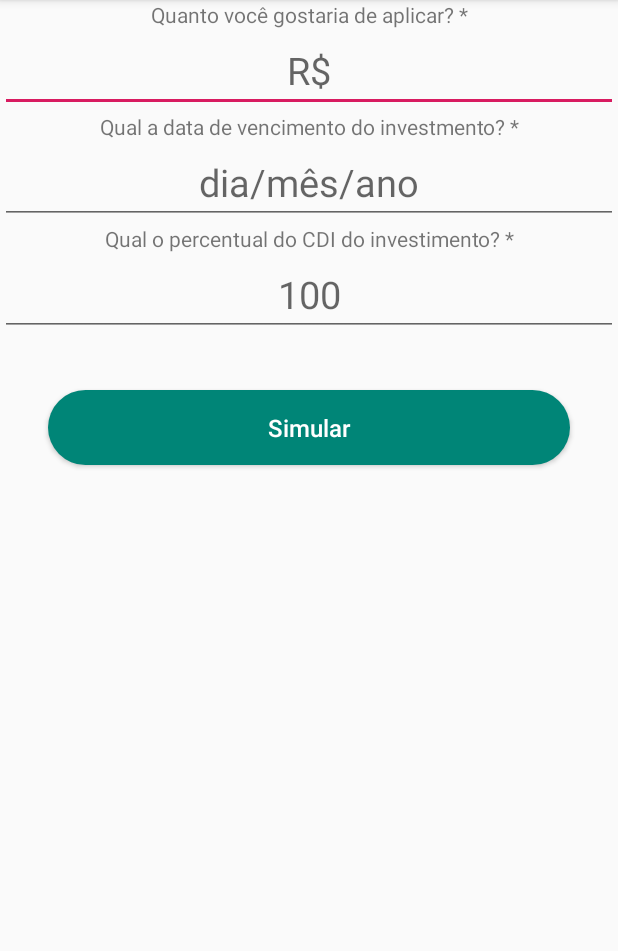
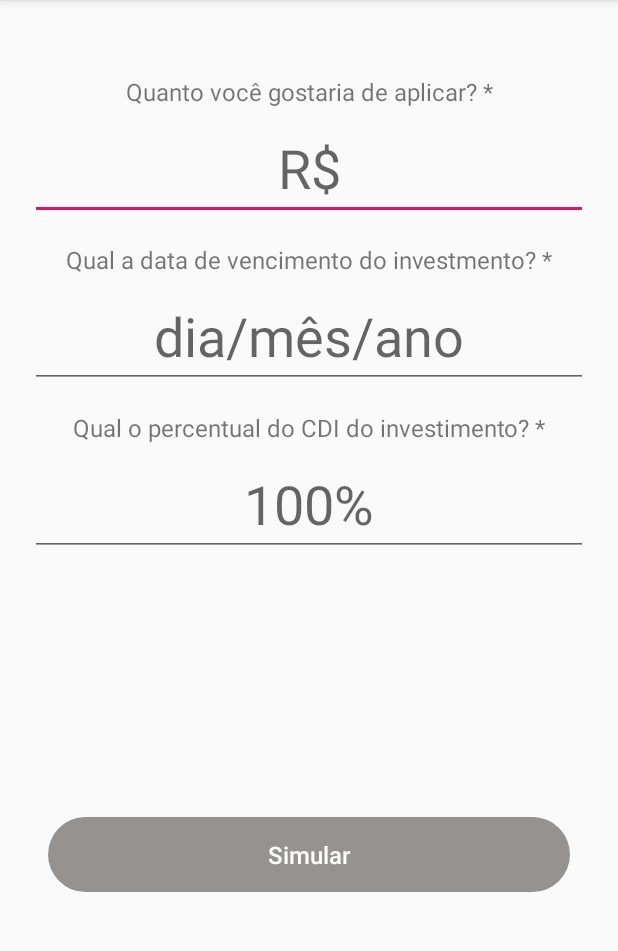
Before and after one commit to douglascarvalho/investment-simulator, an Android app: the screen it shows after launch (SimulateActivity), on a phone screen of 412 x 824 dp, the part 84-1035 px from its top. Run offline under Robolectric (Android 15) with nearby library versions, the phone set to English and light mode, and no system bars.

Commit message:
Add validators for simulate form

```diff
--- a/feature/simulation/src/main/java/com/doug/simulation/simulate/SimulateActivity.kt
+++ b/feature/simulation/src/main/java/com/doug/simulation/simulate/SimulateActivity.kt
@@ -1,13 +1,21 @@
 package com.doug.simulation.simulate
 
 import android.os.Bundle
+import android.widget.Button
+import android.widget.EditText
 import androidx.lifecycle.Observer
 import com.doug.simulation.R
 import com.doug.simulation.simulate.injection.initializeSimulateModule
-import com.douglas.core.BaseActivity
+import com.douglas.core.*
 import org.koin.androidx.viewmodel.ext.android.viewModel
 
-class SimulateActivity : BaseActivity() {
+class SimulateActivity : BaseActivity(), FormValidation{
+
+    private val amount: EditText by bindView(R.id.amount)
+    private val maturityDate: EditText by bindView(R.id.maturity_date)
+    private val rate: EditText by bindView(R.id.rate)
+
+    private val simulateButton: Button by bindView(R.id.simulate)
 
     private val simulateViewModel: SimulateViewModel by viewModel()
 
@@ -21,7 +29,14 @@ class SimulateActivity : BaseActivity() {
 
         observeViewModel()
 
+        setupSimulateForm()
         setupSimulateButton()
+    }
+
+    private fun setupSimulateForm() {
+        amount.setupBrazilianCurrencyFormat(this)
+        maturityDate.setupDateFormat(this)
+        rate.setupPercentFormat(this)
     }
 
     private fun observeViewModel() {
@@ -30,7 +45,35 @@ class SimulateActivity : BaseActivity() {
         })
     }
 
+    override fun validate() {
+        simulateButton.isEnabled = isValidAmount() && isValidRate() && isValidDate()
+    }
+
+    private fun isValidAmount() : Boolean {
+        val value = amount.text.toString().replace("R$", "")
+            .replace(".", "")
+            .replace(",", "")
+
+        return when (value.toFloatOrNull()) {
+            null -> false
+            else -> value.toFloat() / HUNDRED > 0.00
+        }
+    }
+
+    private fun isValidRate() = when (rate.text.toString().toIntOrNull()) {
+        null -> false
+        else -> true
+    }
+
+    private fun isValidDate() = maturityDate.text.toString().isValidDate()
+
     private fun setupSimulateButton() {
-        simulateViewModel.simulate()
+        simulateButton.onClick {
+            simulateViewModel.simulate(
+                amount.text.toString().toServerCurrency(),
+                maturityDate.text.toString().toServerDate(),
+                rate.text.toString()
+            )
+        }
     }
 }
--- a/feature/simulation/src/main/java/com/doug/simulation/simulate/SimulateViewModel.kt
+++ b/feature/simulation/src/main/java/com/doug/simulation/simulate/SimulateViewModel.kt
@@ -8,7 +8,6 @@ import com.douglas.core.BaseViewModel
 import kotlinx.coroutines.launch
 import java.math.BigDecimal
 
-
 class SimulateViewModel(
     private val simulateRepository: SimulateRepository
 ) : BaseViewModel() {
@@ -16,9 +15,16 @@ class SimulateViewModel(
     private val state = MutableLiveData<SimulateViewState>()
     val viewState: LiveData<SimulateViewState> = state
 
-    fun simulate() {
+    fun simulate(
+        amount: Double,
+        maturityDate: String,
+        rate: String
+    ) {
         launch {
-            val request = SimulationRequest(BigDecimal(3232), "CDI", 123, false, "2023-03-03")
+            val request = SimulationRequest(
+                investedAmount = BigDecimal(amount), rate = rate, maturityDate = maturityDate
+            )
+
             val simulationResponse = simulateRepository.simulate(request)
 
             state.value = SimulateViewState.Success
--- a/feature/simulation/src/main/java/com/doug/simulation/simulate/data/SimulateApi.kt
+++ b/feature/simulation/src/main/java/com/doug/simulation/simulate/data/SimulateApi.kt
@@ -1,26 +1,18 @@
 package com.doug.simulation.simulate.data
 
 import retrofit2.http.GET
-import retrofit2.http.Path
 import retrofit2.http.Query
 import java.math.BigDecimal
-import java.util.*
-
-private const val INVESTED_AMOUNT = "investedAmount"
-private const val INDEX = "index"
-private const val RATE = "rate"
-private const val TAX_FREE = "isTaxFree"
-private const val MATURITY_DATE = "maturityDate"
 
 interface SimulateApi {
 
     @GET("/calculator/simulate/")
     suspend fun simulate(
-        @Query(INVESTED_AMOUNT) investedAmount: BigDecimal,
-        @Query(INDEX) index: String,
-        @Query(RATE) rate: Int,
-        @Query(TAX_FREE) taxFree: Boolean,
-        @Query(MATURITY_DATE) maturityDate: String
+        @Query("investedAmount") investedAmount: BigDecimal,
+        @Query("index") index: String,
+        @Query("rate") rate: String,
+        @Query("isTaxFree") taxFree: Boolean,
+        @Query("maturityDate") maturityDate: String
     ): SimulationResponse
 
 }
--- a/feature/simulation/src/main/java/com/doug/simulation/simulate/data/SimulationRequest.kt
+++ b/feature/simulation/src/main/java/com/doug/simulation/simulate/data/SimulationRequest.kt
@@ -1,20 +1,11 @@
 package com.doug.simulation.simulate.data
 
 import java.math.BigDecimal
-import java.util.Date
 
 data class SimulationRequest(
     val investedAmount: BigDecimal,
-    val index: String,
-    val rate: Int,
-    val isTaxFree: Boolean,
+    val index: String = "CDI",
+    val rate: String,
+    val isTaxFree: Boolean = false,
     val maturityDate: String
 )
-
-/**
-investedAmount = 32323.0                 // Valor a investir em reais
-index = "CDI"                            // Índice, por enquanto só CDI disponível
-rate = 123                               // Percentual do papel
-isTaxFree = false                        // Isento de IR, por enquanto só falso
-maturityDate = "2023-03-03"              // Data do vencimento, no formato ano-mes-dia
-*/
--- a/feature/simulation/src/main/res/layout/activity_simulate.xml
+++ b/feature/simulation/src/main/res/layout/activity_simulate.xml
@@ -3,87 +3,92 @@
     xmlns:android="http://schemas.android.com/apk/res/android"
     xmlns:tools="http://schemas.android.com/tools"
     xmlns:app="http://schemas.android.com/apk/res-auto"
+    android:layout_gravity="center_vertical"
     android:layout_width="match_parent"
     android:layout_height="match_parent">
 
     <TextView
+        style="@style/simulateLabelStyle"
         android:id="@+id/amount_label"
         android:layout_width="0dp"
         android:layout_height="wrap_content"
+        android:layout_marginTop="50dp"
         app:layout_constraintTop_toTopOf="parent"
         app:layout_constraintStart_toStartOf="parent"
         app:layout_constraintEnd_toEndOf="parent"
         android:gravity="center_horizontal"
-        android:text="Quanto você gostaria de aplicar? *"
+        android:text="@string/how_much_to_invest"
         />
 
     <EditText
-        android:id="@+id/amount_layout"
+        style="@style/simulateInputStyle"
+        android:id="@+id/amount"
         android:layout_width="0dp"
         android:layout_height="wrap_content"
-        android:hint="R$"
-        android:gravity="center_horizontal"
+        android:hint="@string/amount_hint"
         app:layout_constraintStart_toStartOf="parent"
         app:layout_constraintEnd_toEndOf="parent"
         app:layout_constraintTop_toBottomOf="@id/amount_label"
-        android:textSize="25dp" />
+        />
 
     <TextView
+        style="@style/simulateLabelStyle"
         android:id="@+id/maturity_date_label"
         android:layout_width="0dp"
         android:layout_height="wrap_content"
-        app:layout_constraintTop_toBottomOf="@id/amount_layout"
+        app:layout_constraintTop_toBottomOf="@id/amount"
         app:layout_constraintStart_toStartOf="parent"
         app:layout_constraintEnd_toEndOf="parent"
         android:gravity="center_horizontal"
-        android:text="Qual a data de vencimento do investmento? *"
+        android:textSize="16sp"
+        android:text="@string/which_maturity_date"
         />
 
     <EditText
-        android:id="@+id/maturity_date_layout"
+        style="@style/simulateInputStyle"
+        android:id="@+id/maturity_date"
         android:layout_width="0dp"
         android:layout_height="wrap_content"
-        android:hint="dia/mês/ano"
-        android:gravity="center_horizontal"
+        android:hint="@string/date_hint"
         app:layout_constraintStart_toStartOf="parent"
         app:layout_constraintEnd_toEndOf="parent"
         app:layout_constraintTop_toBottomOf="@id/maturity_date_label"
-        android:textSize="25dp" />
+        tools:ignore="TextFields" />
 
     <TextView
+        style="@style/simulateLabelStyle"
         android:id="@+id/rate_label"
         android:layout_width="0dp"
         android:layout_height="wrap_content"
-        app:layout_constraintTop_toBottomOf="@id/maturity_date_layout"
+        app:layout_constraintTop_toBottomOf="@id/maturity_date"
         app:layout_constraintStart_toStartOf="parent"
         app:layout_constraintEnd_toEndOf="parent"
         android:gravity="center_horizontal"
-        android:text="Qual o percentual do CDI do investimento? *"
+        android:text="@string/which_CDI_percent"
         />
 
     <EditText
-        android:id="@+id/rate_layout"
+        style="@style/simulateInputStyle"
+        android:id="@+id/rate"
         android:layout_width="0dp"
         android:layout_height="wrap_content"
-        android:hint="100"
-        android:gravity="center_horizontal"
+        android:hint="@string/rate_hint"
         app:layout_constraintStart_toStartOf="parent"
         app:layout_constraintEnd_toEndOf="parent"
         app:layout_constraintTop_toBottomOf="@id/rate_label"
-        android:textSize="25dp" />
+        />
 
     <Button
         style="@style/buttonInvestment"
         android:id="@+id/simulate"
         android:layout_width="0dp"
         android:layout_height="50dp"
-        android:layout_marginTop="36dp"
-        android:layout_marginLeft="36dp"
-        android:layout_marginRight="36dp"
-        android:text="Simular"
-        android:enabled="true"
-        app:layout_constraintTop_toBottomOf="@id/rate_layout"
+        android:text="@string/simulate"
+        android:enabled="false"
+        app:layout_constraintTop_toBottomOf="@id/rate"
         app:layout_constraintStart_toStartOf="parent"
-        app:layout_constraintEnd_toEndOf="parent"/>
+        app:layout_constraintEnd_toEndOf="parent"
+        app:layout_constraintBottom_toBottomOf="parent"
+        />
 
 </androidx.constraintlayout.widget.ConstraintLayout>
--- a/feature/simulation/src/main/res/values/strings.xml
+++ b/feature/simulation/src/main/res/values/strings.xml
@@ -1,3 +1,10 @@
 <resources>
     <string name="app_name">simulation</string>
+    <string name="simulate">Simular</string>
+    <string name="rate_hint">100%</string>
+    <string name="which_CDI_percent">Qual o percentual do CDI do investimento? *</string>
+    <string name="date_hint">dia/mês/ano</string>
+    <string name="which_maturity_date">Qual a data de vencimento do investmento? *</string>
+    <string name="amount_hint">R$</string>
+    <string name="how_much_to_invest">Quanto você gostaria de aplicar? *</string>
 </resources>
--- /dev/null
+++ b/feature/simulation/src/main/res/values/style.xml
@@ -0,0 +1,21 @@
+<?xml version="1.0" encoding="utf-8"?>
+<resources>
+
+
+    <style name="simulateLabelStyle">
+        <item name="android:textSize">16sp</item>
+        <item name="android:layout_marginTop">15dp</item>
+
+    </style>
+
+    <style name="simulateInputStyle">
+        <item name="android:layout_marginTop">5dp</item>
+        <item name="android:layout_marginLeft">20dp</item>
+        <item name="android:layout_marginRight">20dp</item>
+        <item name="android:textSize">36sp</item>
+        <item name="android:inputType">number</item>
+        <item name="android:gravity">center_horizontal</item>
+
+    </style>
+
+</resources>
--- /dev/null
+++ b/lib/core/src/main/java/com/douglas/core/FormValidation.kt
@@ -0,0 +1,5 @@
+package com.douglas.core
+
+interface FormValidation {
+    fun validate()
+}
--- a/lib/ui/build.gradle
+++ b/lib/ui/build.gradle
@@ -4,5 +4,7 @@ apply plugin: 'kotlin-android'
 dependencies {
     api 'androidx.constraintlayout:constraintlayout:2.0.0-beta2'
 
+    api 'com.szagurskii:patternedtextwatcher:0.5.0'
+
     implementation project(':lib:core')
 }
--- a/lib/ui/src/main/res/values/colors.xml
+++ b/lib/ui/src/main/res/values/colors.xml
@@ -5,4 +5,5 @@
     <color name="colorAccent">#D81B60</color>
 
     <color name="light_gray">#969290</color>
+    <color name="gray">#504D4D</color>
 </resources>
```
Also changed, not shown: lib/core/src/main/java/com/douglas/core/ViewExtension.kt (added, +138 -0 lines).
